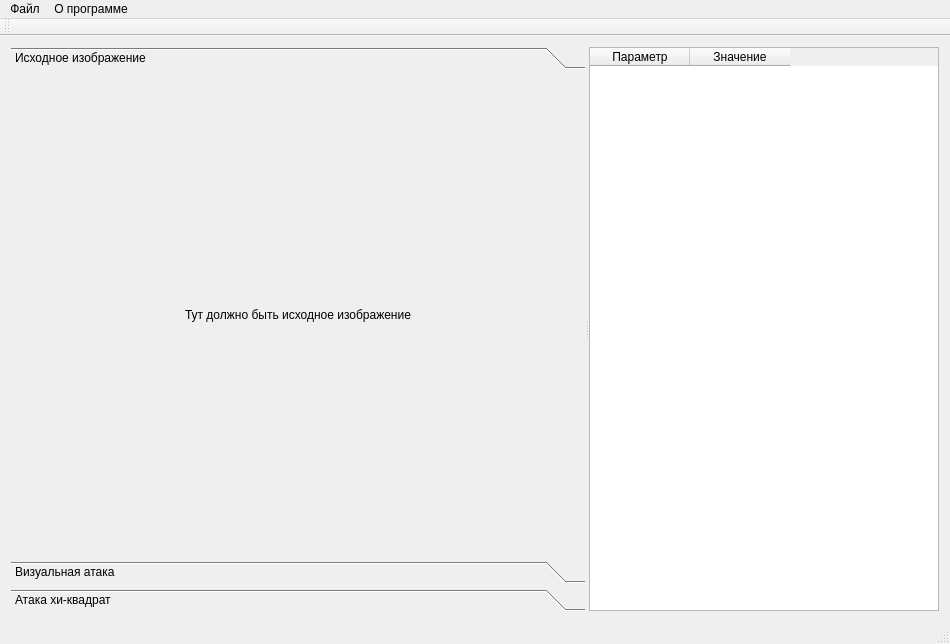
waitforcode/stect, file mainwindow.ui: the form before one commit.
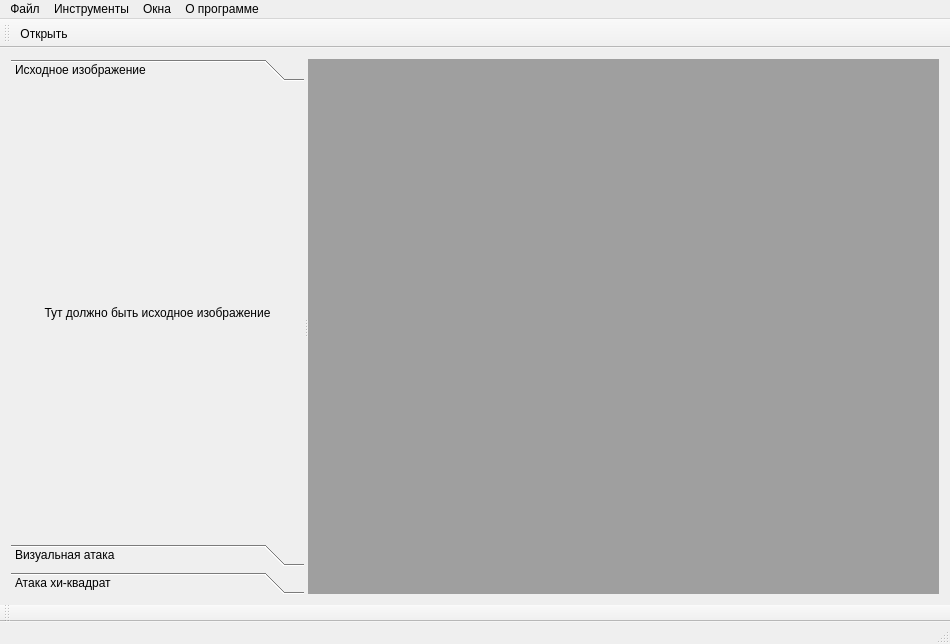
The form after the commit. Icons and pictures are not drawn.

```diff
--- a/mainwindow.ui
+++ b/mainwindow.ui
@@ -16,6 +16,10 @@
   <widget class="QWidget" name="centralWidget">
    <layout class="QGridLayout" name="gridLayout">
     <item row="0" column="0">
+     <widget class="QSplitter" name="splitter_2">
+      <property name="orientation">
+       <enum>Qt::Horizontal</enum>
+      </property>
      <widget class="QSplitter" name="splitter">
       <property name="orientation">
        <enum>Qt::Horizontal</enum>
@@ -29,8 +33,8 @@
          <rect>
           <x>0</x>
           <y>0</y>
-          <width>576</width>
-          <height>473</height>
+           <width>309</width>
+           <height>421</height>
          </rect>
         </property>
         <attribute name="label">
@@ -100,30 +104,8 @@
         </layout>
        </widget>
       </widget>
-      <widget class="QTableWidget" name="tableWidget">
-       <property name="minimumSize">
-        <size>
-         <width>50</width>
-         <height>0</height>
-        </size>
-       </property>
-       <property name="maximumSize">
-        <size>
-         <width>350</width>
-         <height>16777215</height>
-        </size>
-       </property>
-       <column>
-        <property name="text">
-         <string>Параметр</string>
-        </property>
-       </column>
-       <column>
-        <property name="text">
-         <string>Значение</string>
-        </property>
-       </column>
       </widget>
+      <widget class="QMdiArea" name="mdiArea"/>
      </widget>
     </item>
    </layout>
@@ -134,7 +116,7 @@
      <x>0</x>
      <y>0</y>
      <width>950</width>
-     <height>25</height>
+     <height>23</height>
     </rect>
    </property>
    <widget class="QMenu" name="menu">
@@ -151,18 +133,51 @@
     <addaction name="action_4"/>
     <addaction name="action_3"/>
    </widget>
+   <widget class="QMenu" name="menu_3">
+    <property name="title">
+     <string>Окна</string>
+    </property>
+    <addaction name="action_5"/>
+   </widget>
+   <widget class="QMenu" name="menu_4">
+    <property name="title">
+     <string>Инструменты</string>
+    </property>
+    <widget class="QMenu" name="menu_5">
+     <property name="title">
+      <string>Фильтры</string>
+     </property>
+     <addaction name="action_8"/>
+    </widget>
+    <addaction name="menu_5"/>
+    <addaction name="action_7"/>
+   </widget>
    <addaction name="menu"/>
+   <addaction name="menu_4"/>
+   <addaction name="menu_3"/>
    <addaction name="menu_2"/>
   </widget>
   <widget class="QToolBar" name="mainToolBar">
    <attribute name="toolBarArea">
-    <enum>TopToolBarArea</enum>
+    <enum>BottomToolBarArea</enum>
    </attribute>
    <attribute name="toolBarBreak">
     <bool>false</bool>
    </attribute>
   </widget>
   <widget class="QStatusBar" name="statusBar"/>
+  <widget class="QToolBar" name="toolBar">
+   <property name="windowTitle">
+    <string>toolBar</string>
+   </property>
+   <attribute name="toolBarArea">
+    <enum>TopToolBarArea</enum>
+   </attribute>
+   <attribute name="toolBarBreak">
+    <bool>false</bool>
+   </attribute>
+   <addaction name="action"/>
+  </widget>
   <action name="action">
    <property name="text">
     <string>Открыть</string>
```
Left out of the diff: 33 changed lines with no effect on the pictures. Lines whose indentation alone changed are shown as unchanged.
